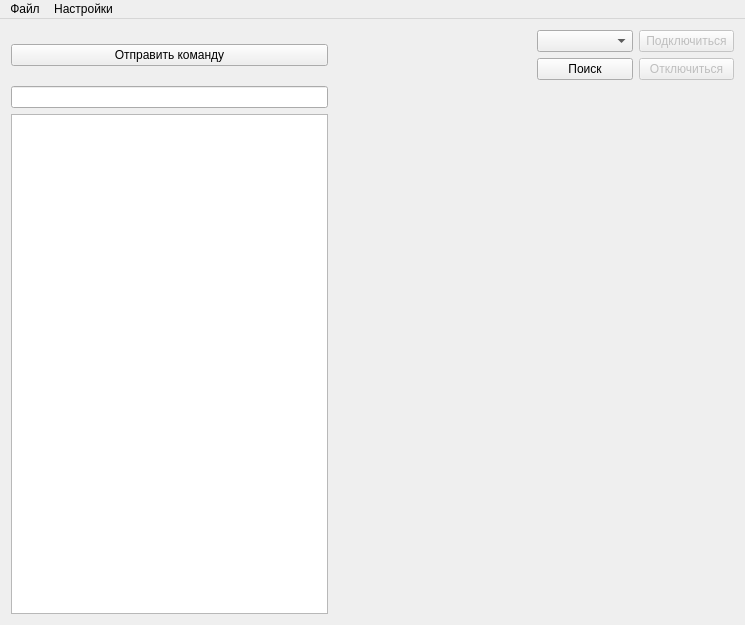
Qt form amp.ui (sm-prod/ampermetr) before a commit.
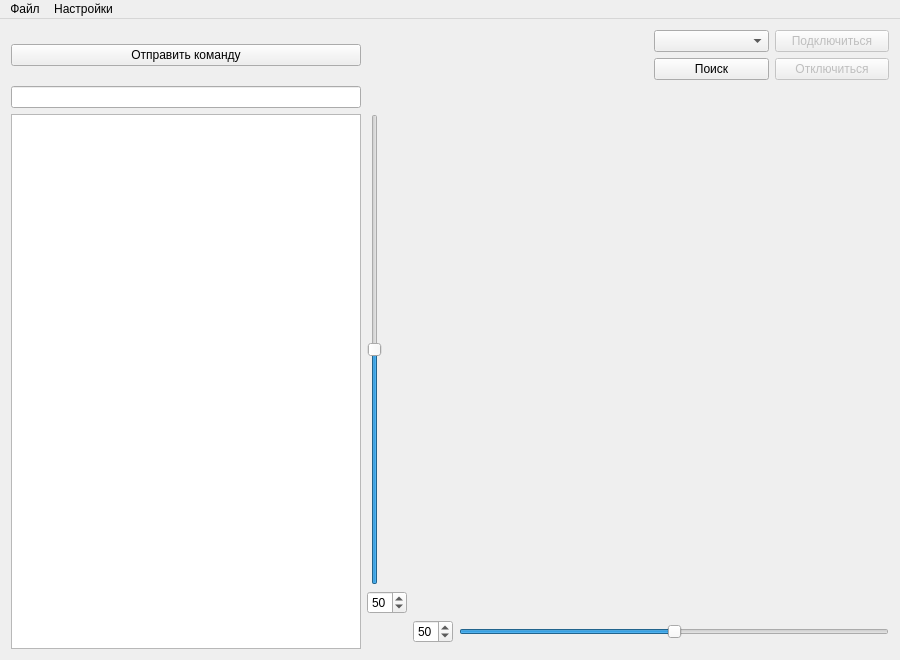
The same form after that commit. Custom widgets are drawn as their Qt base class.

Patch:
```diff
--- a/amp.ui
+++ b/amp.ui
@@ -6,8 +6,8 @@
    <rect>
     <x>0</x>
     <y>0</y>
-    <width>745</width>
-    <height>625</height>
+    <width>900</width>
+    <height>653</height>
    </rect>
   </property>
   <property name="windowTitle">
@@ -15,6 +15,22 @@
   </property>
   <widget class="QWidget" name="centralWidget">
    <layout class="QGridLayout" name="gridLayout">
+    <item row="11" column="3" colspan="2">
+     <widget class="QCustomPlot" name="graphic" native="true">
+      <property name="sizePolicy">
+       <sizepolicy hsizetype="Expanding" vsizetype="Expanding">
+        <horstretch>0</horstretch>
+        <verstretch>0</verstretch>
+       </sizepolicy>
+      </property>
+      <property name="minimumSize">
+       <size>
+        <width>400</width>
+        <height>500</height>
+       </size>
+      </property>
+     </widget>
+    </item>
     <item row="5" column="0">
      <widget class="QLineEdit" name="sendString">
       <property name="maximumSize">
@@ -28,17 +44,20 @@
       </property>
      </widget>
     </item>
-    <item row="11" column="0">
-     <widget class="QTextBrowser" name="textBrowser">
-      <property name="maximumSize">
-       <size>
-        <width>350</width>
-        <height>16777215</height>
-       </size>
+    <item row="4" column="3">
+     <layout class="QGridLayout" name="gridLayoutMod"/>
+    </item>
+    <item row="5" column="3">
+     <widget class="QLabel" name="labelModChange">
+      <property name="text">
+       <string/>
+      </property>
+      <property name="alignment">
+       <set>Qt::AlignCenter</set>
       </property>
      </widget>
     </item>
-    <item row="4" column="2">
+    <item row="4" column="4">
      <layout class="QGridLayout" name="gridLayoutCentral">
       <item row="0" column="0">
        <widget class="QComboBox" name="AmpPortBox">
@@ -76,9 +95,6 @@
       </item>
      </layout>
     </item>
-    <item row="4" column="1">
-     <layout class="QGridLayout" name="gridLayoutMod"/>
-    </item>
     <item row="4" column="0">
      <widget class="QPushButton" name="sendAmpButton">
       <property name="maximumSize">
@@ -92,32 +108,88 @@
       </property>
      </widget>
     </item>
-    <item row="5" column="1">
-     <widget class="QLabel" name="labelModChange">
-      <property name="text">
-       <string/>
-      </property>
-      <property name="alignment">
-       <set>Qt::AlignCenter</set>
-      </property>
-     </widget>
-    </item>
-    <item row="11" column="1" colspan="2">
-     <widget class="QCustomPlot" name="graphic" native="true">
-      <property name="sizePolicy">
-       <sizepolicy hsizetype="Expanding" vsizetype="Expanding">
-        <horstretch>0</horstretch>
-        <verstretch>0</verstretch>
-       </sizepolicy>
-      </property>
-      <property name="minimumSize">
+    <item row="11" column="0" rowspan="3">
+     <widget class="QTextBrowser" name="textBrowser">
+      <property name="maximumSize">
        <size>
-        <width>400</width>
-        <height>500</height>
+        <width>350</width>
+        <height>16777215</height>
        </size>
       </property>
      </widget>
     </item>
+    <item row="11" column="2">
+     <layout class="QVBoxLayout" name="verticalLayout">
+      <property name="spacing">
+       <number>6</number>
+      </property>
+      <item>
+       <widget class="QSlider" name="yAxisSlider">
+        <property name="maximum">
+         <number>100</number>
+        </property>
+        <property name="value">
+         <number>50</number>
+        </property>
+        <property name="sliderPosition">
+         <number>50</number>
+        </property>
+        <property name="orientation">
+         <enum>Qt::Vertical</enum>
+        </property>
+       </widget>
+      </item>
+      <item>
+       <widget class="QSpinBox" name="spinBoxGraphicCoefY">
+        <property name="maximumSize">
+         <size>
+          <width>40</width>
+          <height>39</height>
+         </size>
+        </property>
+        <property name="maximum">
+         <number>100</number>
+        </property>
+        <property name="value">
+         <number>50</number>
+        </property>
+       </widget>
+      </item>
+     </layout>
+    </item>
+    <item row="12" column="3" colspan="2">
+     <layout class="QHBoxLayout" name="horizontalLayout_2">
+      <item>
+       <widget class="QSpinBox" name="spinBoxGraphicCoefX">
+        <property name="maximumSize">
+         <size>
+          <width>40</width>
+          <height>40</height>
+         </size>
+        </property>
+        <property name="maximum">
+         <number>100</number>
+        </property>
+        <property name="value">
+         <number>50</number>
+        </property>
+       </widget>
+      </item>
+      <item>
+       <widget class="QSlider" name="xAxisSlider">
+        <property name="maximum">
+         <number>100</number>
+        </property>
+        <property name="value">
+         <number>50</number>
+        </property>
+        <property name="orientation">
+         <enum>Qt::Horizontal</enum>
+        </property>
+       </widget>
+      </item>
+     </layout>
+    </item>
    </layout>
   </widget>
   <widget class="QMenuBar" name="menuBar">
@@ -125,7 +197,7 @@
     <rect>
      <x>0</x>
      <y>0</y>
-     <width>745</width>
+     <width>900</width>
      <height>21</height>
     </rect>
    </property>
```
